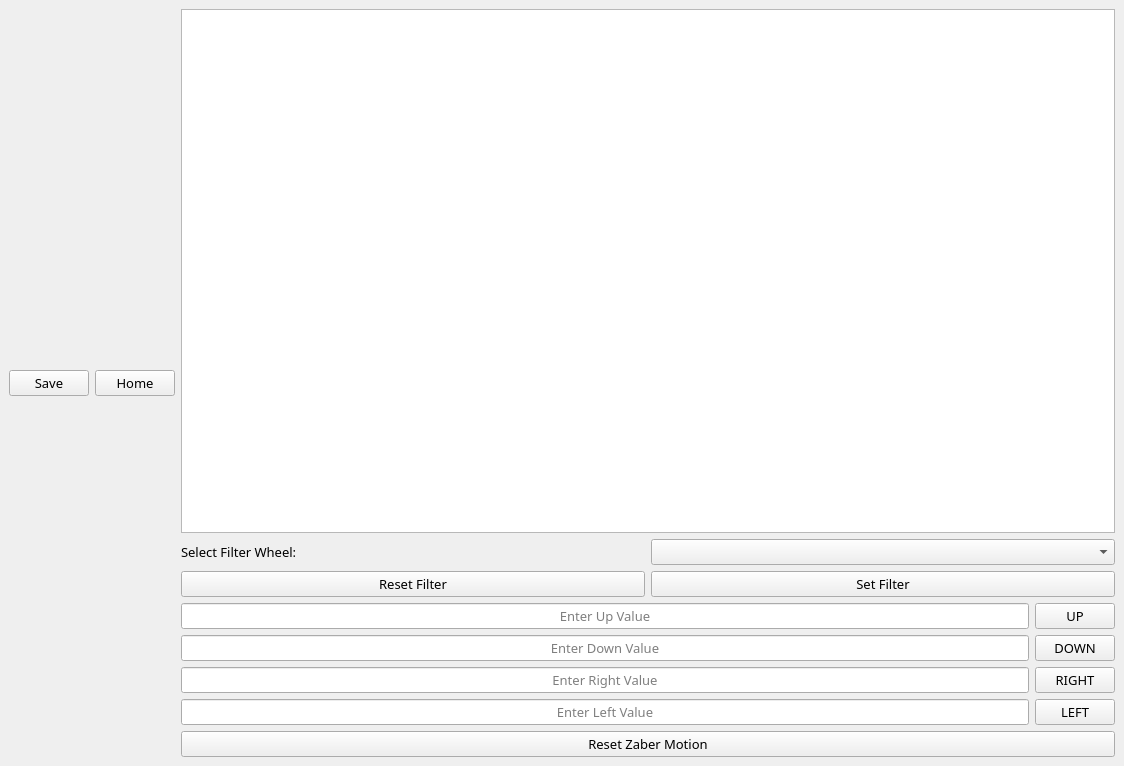
Old version of the form MainWindowGUI.ui in the repository tarunjoseph93/Prisms_v2.0.
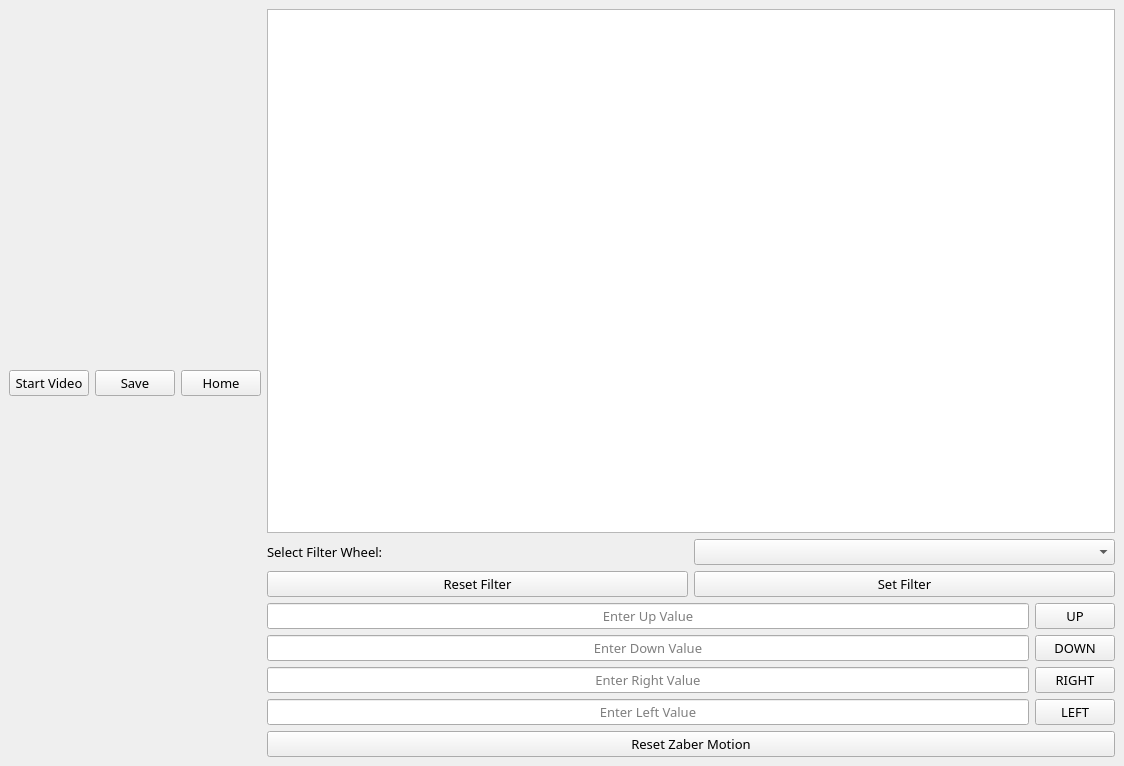
New version of the form.

Commit message: Added the start video button and tested zaber motion. Need to start Filter Wheel code and test.

The edit to the form file:
```diff
--- a/MainWindowGUI.ui
+++ b/MainWindowGUI.ui
@@ -35,6 +35,13 @@
         </item>
         <item>
          <layout class="QHBoxLayout" name="horizontalLayout_7">
+          <item>
+           <widget class="QPushButton" name="StartVideoPushButton">
+            <property name="text">
+             <string>Start Video</string>
+            </property>
+           </widget>
+          </item>
           <item>
            <widget class="QPushButton" name="SavePicturePushButton">
             <property name="text">
```
The commit also changes 2 other files.
